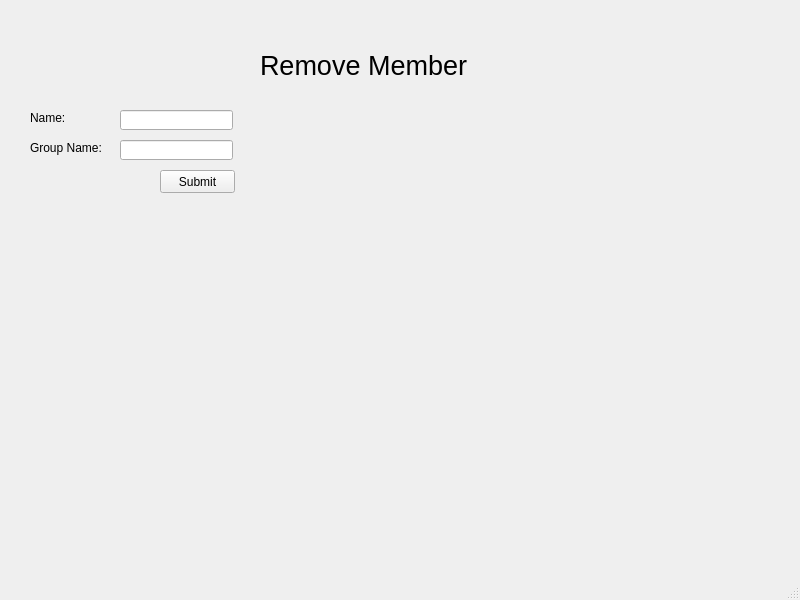
Before: the Qt Designer form bin/removemember.ui in HKavalos/ToGather, drawn with Qt 5.
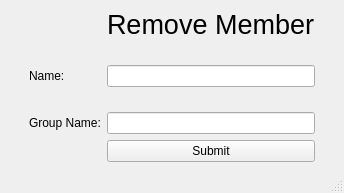
After: the same form once the commit is applied.

What changed in the file:
```diff
--- a/bin/removemember.ui
+++ b/bin/removemember.ui
@@ -6,97 +6,89 @@
    <rect>
     <x>0</x>
     <y>0</y>
-    <width>800</width>
-    <height>600</height>
+    <width>340</width>
+    <height>193</height>
    </rect>
   </property>
   <property name="windowTitle">
    <string>MainWindow</string>
   </property>
   <widget class="QWidget" name="centralwidget">
-   <widget class="QPushButton" name="submission_button">
-    <property name="geometry">
-     <rect>
-      <x>160</x>
-      <y>170</y>
-      <width>75</width>
-      <height>23</height>
-     </rect>
-    </property>
-    <property name="text">
-     <string>Submit</string>
-    </property>
-   </widget>
-   <widget class="QLabel" name="title">
-    <property name="geometry">
-     <rect>
-      <x>260</x>
-      <y>20</y>
-      <width>401</width>
-      <height>91</height>
-     </rect>
-    </property>
-    <property name="font">
-     <font>
-      <pointsize>20</pointsize>
-     </font>
-    </property>
-    <property name="text">
-     <string>Remove Member</string>
-    </property>
-   </widget>
-   <widget class="QLineEdit" name="name_entry">
-    <property name="geometry">
-     <rect>
-      <x>120</x>
-      <y>110</y>
-      <width>113</width>
-      <height>20</height>
-     </rect>
-    </property>
-    <property name="text">
-     <string/>
-    </property>
-   </widget>
-   <widget class="QLabel" name="name_label">
-    <property name="geometry">
-     <rect>
-      <x>30</x>
-      <y>110</y>
-      <width>81</width>
-      <height>16</height>
-     </rect>
-    </property>
-    <property name="text">
-     <string>Name:</string>
-    </property>
-   </widget>
-   <widget class="QLineEdit" name="group_name_entry">
-    <property name="geometry">
-     <rect>
-      <x>120</x>
-      <y>140</y>
-      <width>113</width>
-      <height>20</height>
-     </rect>
-    </property>
-    <property name="text">
-     <string/>
-    </property>
-   </widget>
-   <widget class="QLabel" name="group_name_label">
-    <property name="geometry">
-     <rect>
-      <x>30</x>
-      <y>140</y>
-      <width>81</width>
-      <height>16</height>
-     </rect>
-    </property>
-    <property name="text">
-     <string>Group Name:</string>
-    </property>
-   </widget>
+   <layout class="QGridLayout" name="gridLayout">
+    <item row="3" column="2">
+     <widget class="QLineEdit" name="group_name_entry">
+      <property name="text">
+       <string/>
+      </property>
+     </widget>
+    </item>
+    <item row="2" column="0">
+     <spacer name="verticalSpacer_2">
+      <property name="orientation">
+       <enum>Qt::Vertical</enum>
+      </property>
+      <property name="sizeHint" stdset="0">
+       <size>
+        <width>20</width>
+        <height>40</height>
+       </size>
+      </property>
+     </spacer>
+    </item>
+    <item row="2" column="1">
+     <widget class="QLabel" name="name_label">
+      <property name="text">
+       <string>Name:</string>
+      </property>
+     </widget>
+    </item>
+    <item row="2" column="3">
+     <spacer name="verticalSpacer">
+      <property name="orientation">
+       <enum>Qt::Vertical</enum>
+      </property>
+      <property name="sizeHint" stdset="0">
+       <size>
+        <width>20</width>
+        <height>40</height>
+       </size>
+      </property>
+     </spacer>
+    </item>
+    <item row="4" column="2">
+     <widget class="QPushButton" name="submission_button">
+      <property name="text">
+       <string>Submit</string>
+      </property>
+     </widget>
+    </item>
+    <item row="3" column="1">
+     <widget class="QLabel" name="group_name_label">
+      <property name="text">
+       <string>Group Name:</string>
+      </property>
+     </widget>
+    </item>
+    <item row="2" column="2">
+     <widget class="QLineEdit" name="name_entry">
+      <property name="text">
+       <string/>
+      </property>
+     </widget>
+    </item>
+    <item row="1" column="2">
+     <widget class="QLabel" name="title">
+      <property name="font">
+       <font>
+        <pointsize>20</pointsize>
+       </font>
+      </property>
+      <property name="text">
+       <string>Remove Member</string>
+      </property>
+     </widget>
+    </item>
+   </layout>
   </widget>
   <widget class="QMenuBar" name="menubar">
    <property name="geometry">
```
Left out of the diff: 4 changed lines with no effect on the pictures.
